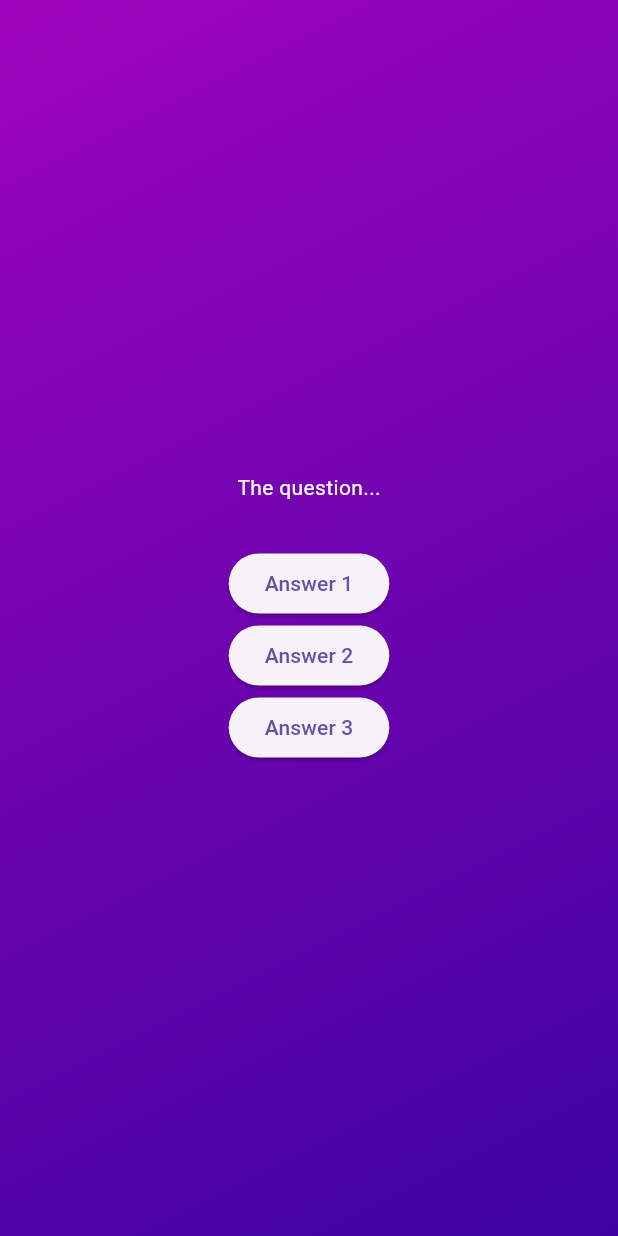
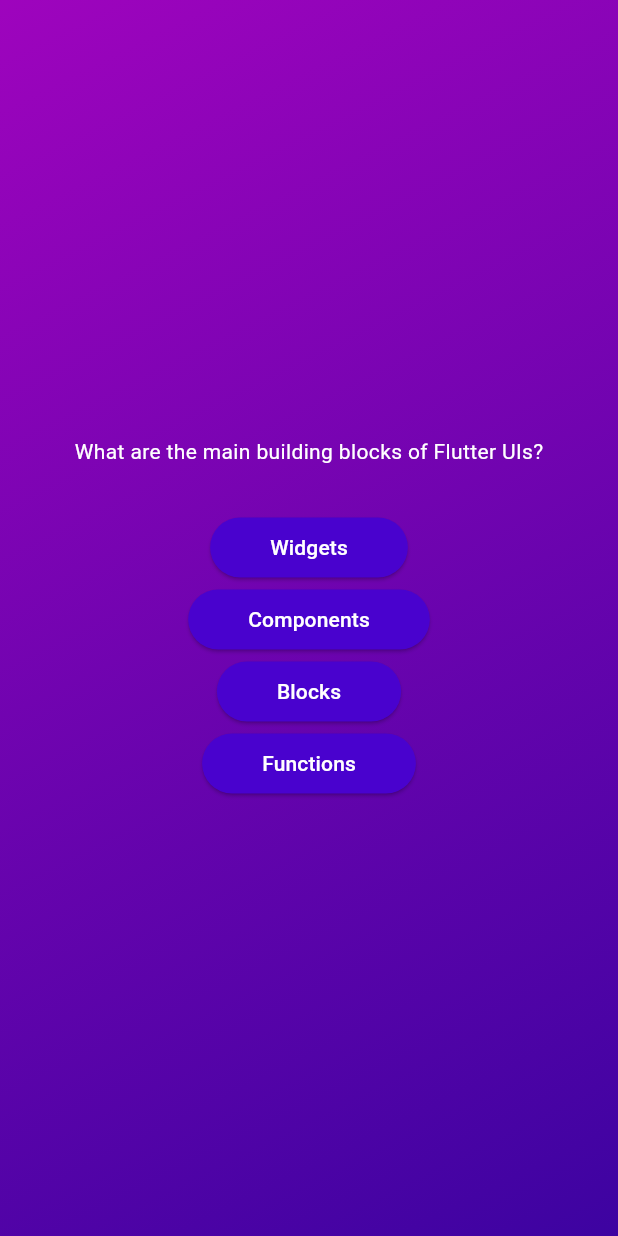
Before and after one commit to Lev1no/flutterQuizApp, a Flutter app: the screen it shows after launch, after a tap on "Start Quiz", on a phone screen of 412 x 824 dp. Run offline on Flutter 3.47's test engine with Material 3 defaults, Android fonts, the phone set to English and light mode, and no system bars.

Commit message:
mapping lists & using the spread operator

```diff
--- /dev/null
+++ b/lib/answer_button.dart
@@ -0,0 +1,25 @@
+import 'package:flutter/material.dart';
+
+class AnswerButton extends StatelessWidget {
+  const AnswerButton(this.answerText, this.onTap, {super.key});
+
+  final String answerText;
+  final void Function() onTap;
+
+  @override
+  Widget build(BuildContext context) {
+    return ElevatedButton(
+      onPressed: onTap,
+      style: ElevatedButton.styleFrom(
+        padding: const EdgeInsets.symmetric(
+          vertical: 10,
+          horizontal: 40,
+        ),
+        backgroundColor: const Color.fromARGB(255, 73, 2, 206),
+        foregroundColor: Colors.white,
+        shape: RoundedRectangleBorder(borderRadius: BorderRadius.circular(40)),
+      ),
+      child: Text(answerText),
+    );
+  }
+}
--- a/lib/questions_screen.dart
+++ b/lib/questions_screen.dart
@@ -1,4 +1,6 @@
 import 'package:flutter/material.dart';
+import 'package:quiz_app/answer_button.dart';
+import 'package:quiz_app/data/questions.dart';
 
 class QuestionsScreen extends StatefulWidget {
   const QuestionsScreen({super.key});
@@ -12,25 +14,19 @@ class QuestionsScreen extends StatefulWidget {
 class _QuestionsScreenState extends State<QuestionsScreen> {
   @override
   Widget build(context) {
+    final currentQuestion = questions[0];
+
     return SizedBox(
       width: double.infinity,
       child: Column(
         mainAxisAlignment: MainAxisAlignment.center,
         children: [
-          const Text('The question...', style: TextStyle(color: Colors.white)),
+          Text(currentQuestion.text,
+              style: const TextStyle(color: Colors.white)),
           const SizedBox(height: 30),
-          ElevatedButton(
-            onPressed: () {},
-            child: const Text('Answer 1'),
-          ),
-          ElevatedButton(
-            onPressed: () {},
-            child: const Text('Answer 2'),
-          ),
-          ElevatedButton(
-            onPressed: () {},
-            child: const Text('Answer 3'),
-          ),
+          ...currentQuestion.answers.map((answer) {
+            return AnswerButton(answer, () {});
+          }),
         ],
       ),
     );
```
